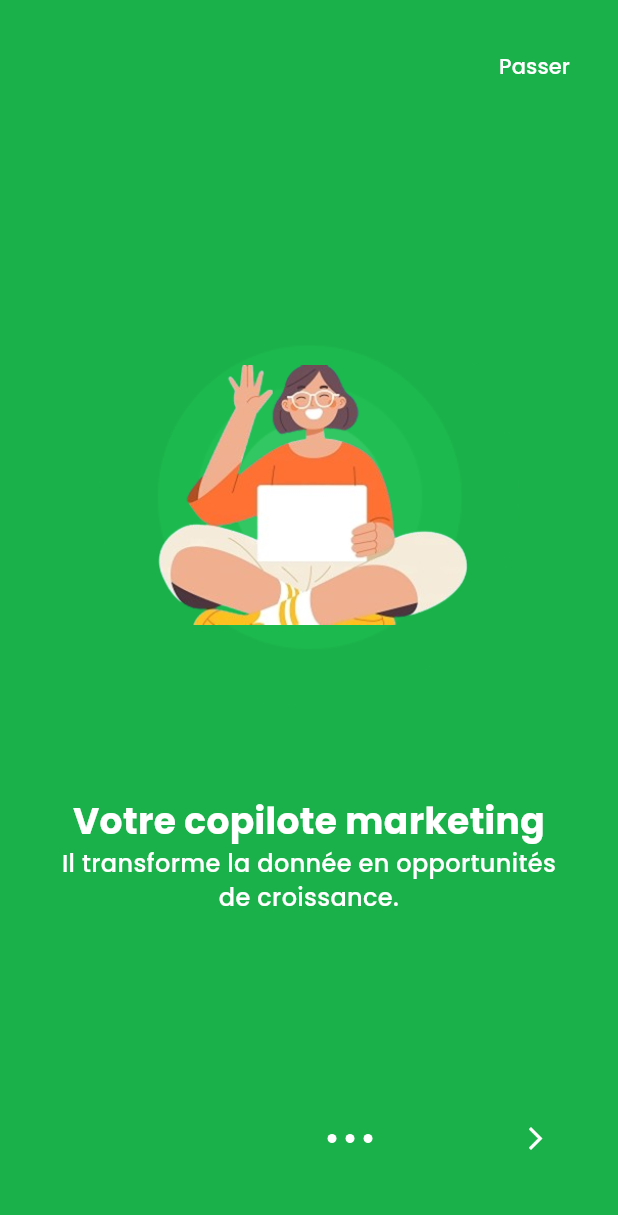
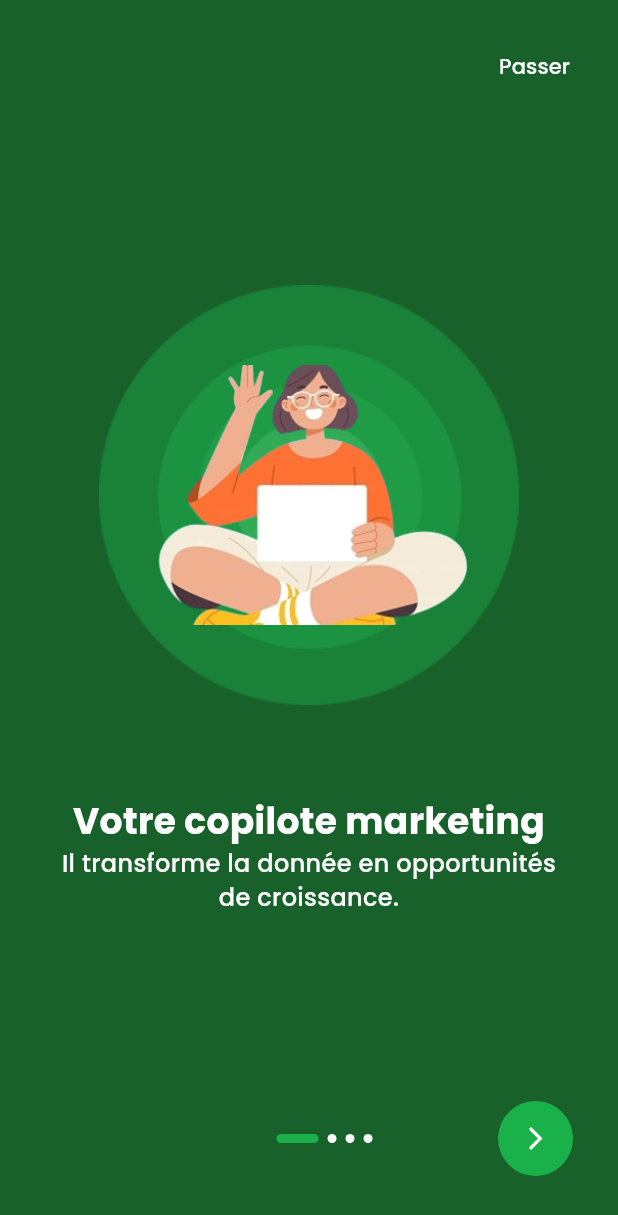
Before and after one commit to Liyanza/Liyanza-mobile, a Flutter app: the screen it shows after launch, after a tap on "Découvrir", on a phone screen of 412 x 824 dp. Shown: the top 1215 px of the screen. Run offline on Flutter 3.47's test engine with Material 3 defaults, Android fonts, the phone set to English and light mode, and no system bars.

Commit message:
ajout des images et des fichiers de thème pour l'interface utilisateur

```diff
--- a/lib/features/onboarding/presentation/onboarding.dart
+++ b/lib/features/onboarding/presentation/onboarding.dart
@@ -64,7 +64,7 @@
   @override
   Widget build(BuildContext context) {
     return Scaffold(
-      backgroundColor: const Color(0xFF1BB14A),
+      backgroundColor: const Color(0xFF19612b),
 
       body: SafeArea(
         child: Column(
@@ -110,7 +110,7 @@
                       mainAxisAlignment: MainAxisAlignment.center,
 
                       children: [
-                        // Illustration temporaire
+                        // Illustration
                         SizedBox(
                           width: 300,
                           height: 300,
--- a/lib/features/splash/presentation/splash_screen.dart
+++ b/lib/features/splash/presentation/splash_screen.dart
@@ -36,9 +36,24 @@
             children: [
               const Spacer(),
 
-              // Logo
-              Image.asset('assets/images/Logo_kiyanza.png', width: 180),
+              SizedBox(
+                width: 300,
+                height: 300,
+                child: Stack(
+                  alignment: Alignment.center,
+                  children: [
+                    Image.asset('assets/images/logo_tour.png', width: 300),
 
+                    Transform.translate(
+                      offset: const Offset(15, 0),
+                      child: Image.asset(
+                        'assets/images/Logo_kiyanza.png',
+                        width: 180,
+                      ),
+                    ),
+                  ],
+                ),
+              ),
               const SizedBox(height: 40),
 
               // Titre
```
Also changed, not shown: lib/core/theme/kiyanza_colors.dart (added, +14 -0 lines), lib/features/authentification/login_screen.dart (+76 -65 lines), assets/images/fond_blanc.png (added), assets/images/logo_blanc.png (added), assets/images/logo_tour.png (added), lib/core/theme/kiyanza_sizes.dart (added), lib/features/acceuil/page_acceuil.dart (added), lib/features/authentification/register_screen.dart (added).
